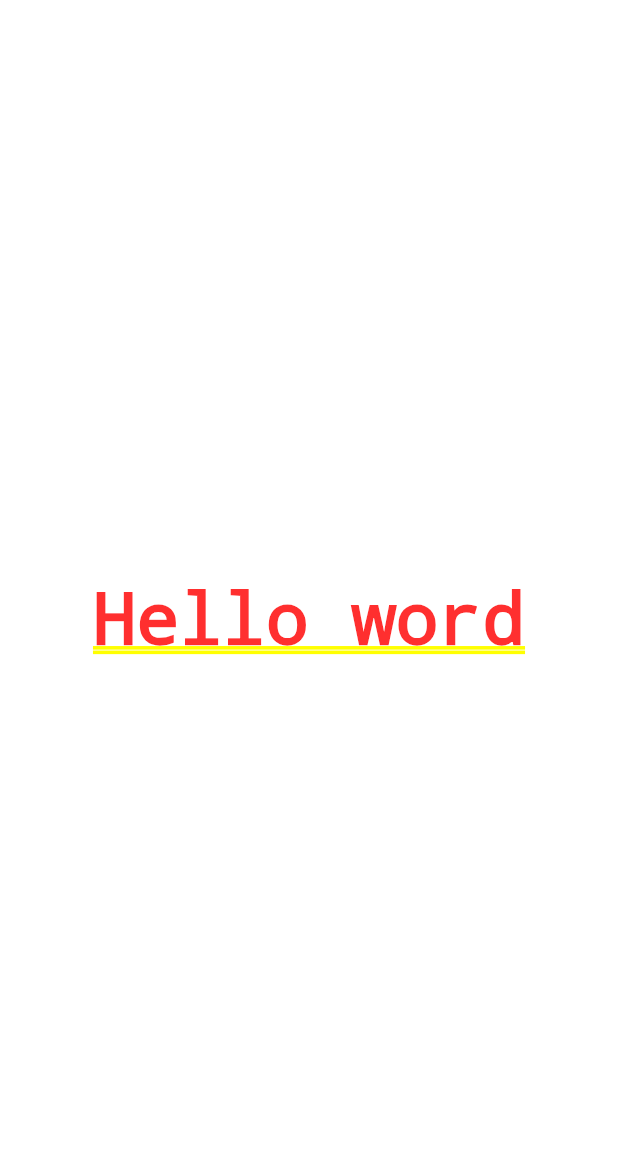
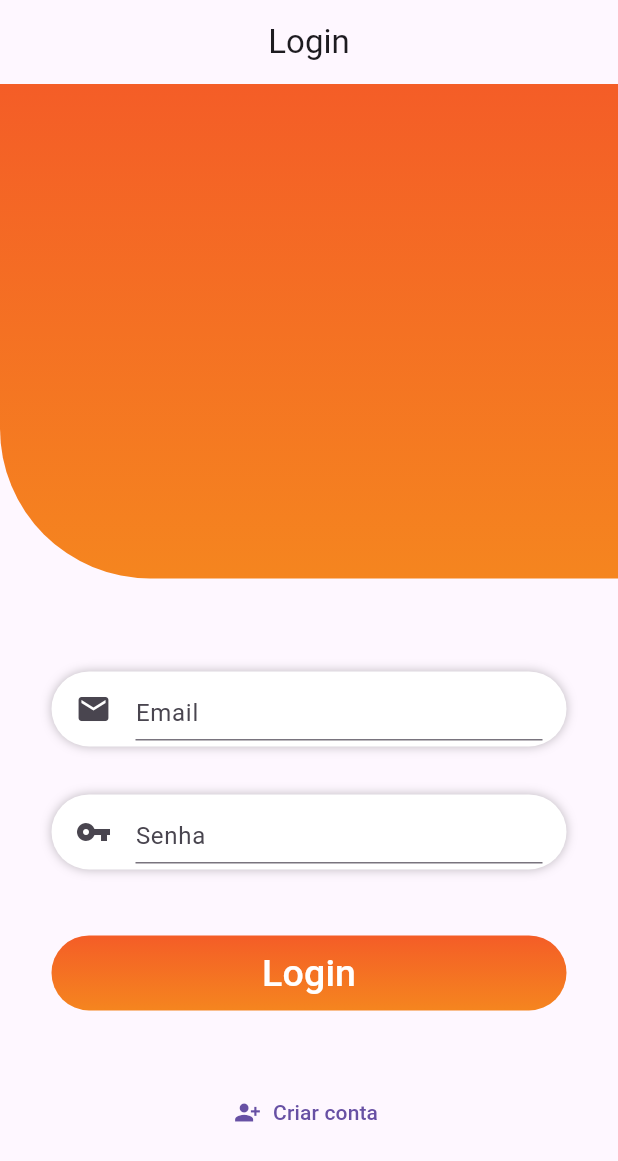
Before and after one commit to ifpr-paranavai/ListTrainning, a Flutter app: the screen it shows after launch, on a phone screen of 412 x 824 dp. Shown: the top 1161 px of the screen. Run offline on Flutter 3.47's test engine with Material 2 defaults, Android fonts, the phone set to English and light mode, and no system bars; our stand-ins replace firebase_auth, firebase_core; missing offline and left inert: dart:html; accounts and stored records are empty.

Commit message:
criando as pages de login com o firebaseauth

```diff
--- a/list_training/lib/main.dart
+++ b/list_training/lib/main.dart
@@ -1,6 +1,7 @@
 import 'package:firebase_core/firebase_core.dart';
 import 'package:flutter/material.dart';
 import 'package:list_training/firebase_options.dart';
+import 'package:list_training/src/view/pages/my_app.dart';
 
 Future<void> main() async {
   WidgetsFlutterBinding.ensureInitialized();
@@ -10,22 +11,3 @@ Future<void> main() async {
   );
   runApp(const MyApp());
 }
-
-class MyApp extends StatelessWidget {
-  const MyApp({super.key});
-
-  @override
-  Widget build(BuildContext context) {
-    return MaterialApp(
-      debugShowCheckedModeBanner: false,
-      title: 'List-Training',
-      theme: ThemeData(
-        primarySwatch: Colors.blue,
-      ),
-      home: Container(
-        alignment: Alignment.center,
-        child: const Text("Hello word"),
-      ),
-    );
-  }
-}
--- a/list_training/lib/src/model/equipamento.dart
+++ b/list_training/lib/src/model/equipamento.dart
@@ -4,5 +4,5 @@ class Equipamento {
   dynamic id;
   late String nome;
   late String desricao;
-  late Blob foto;
+  late String urlExplicacao;
 }
--- a/list_training/lib/src/model/exercicio.dart
+++ b/list_training/lib/src/model/exercicio.dart
@@ -1,9 +1,6 @@
-import 'dart:html';
-
 class Exercicio {
   dynamic id;
   late String nome;
   late String descricao;
-  late Blob foto;
-  late Blob video;
+  late String urlExplicao;
 }
--- a/list_training/lib/src/model/treino.dart
+++ b/list_training/lib/src/model/treino.dart
@@ -1,11 +1,12 @@
 import 'dart:html';
 
 import 'package:list_training/src/model/ficha_treino.dart';
+import 'package:list_training/src/model/itens_treino.dart';
 
 class Treino {
   dynamic id;
   late DateTime dataCadastro;
   late int validade;
-  late Blob obsaervacoes;
   late FichaTreino fichaTreino;
+  late ItensTreino itensTreino;
 }
--- /dev/null
+++ b/list_training/lib/src/view/components/button_entrar.dart
@@ -0,0 +1,53 @@
+import 'package:flutter/material.dart';
+import 'package:flutter/src/foundation/key.dart';
+import 'package:flutter/src/widgets/container.dart';
+import 'package:flutter/src/widgets/framework.dart';
+
+class ButtonEntrar extends StatelessWidget {
+  ButtonEntrar(
+      {Key? key,
+      required this.icone,
+      required this.rotulo,
+      required this.cor,
+      required this.borda,
+      required this.acao})
+      : super(key: key);
+
+  Icon icone;
+  String rotulo;
+  Color cor;
+  OutlinedBorder borda;
+  VoidCallback acao;
+
+  @override
+  Widget build(BuildContext context) {
+    return Container(
+      width: MediaQuery.of(context).size.width / 1.2,
+      height: 50,
+      decoration: const BoxDecoration(
+          gradient: LinearGradient(
+            colors: [
+              Color(0xfff45d27),
+              Color(0xFFf5851f),
+            ],
+            begin: Alignment.topCenter,
+            end: Alignment.bottomCenter,
+          ),
+          borderRadius: BorderRadius.all(Radius.circular(50))),
+      child: SizedBox.expand(
+        child: TextButton(
+          onPressed: acao,
+          child: Row(
+            mainAxisAlignment: MainAxisAlignment.center,
+            children: [
+              Text(
+                rotulo,
+                style: const TextStyle(fontSize: 25, color: Colors.white),
+              ),
+            ],
+          ),
+        ),
+      ),
+    );
+  }
+}
--- /dev/null
+++ b/list_training/lib/src/view/components/campo_text_login.dart
@@ -0,0 +1,57 @@
+import 'package:flutter/material.dart';
+
+class CampoTextoLogin extends StatelessWidget {
+  String rotulo;
+  late TextEditingController controller;
+  Icon icone;
+  TextInputType tipo;
+  String? retornoValidador;
+  bool visibilidade = false;
+
+  CampoTextoLogin(
+      {Key? key,
+      required this.icone,
+      required this.visibilidade,
+      required this.rotulo,
+      required this.tipo,
+      required this.controller,
+      required this.retornoValidador})
+      : super(key: key);
+
+  @override
+  Widget build(BuildContext context) {
+    return Container(
+      height: 50,
+      width: MediaQuery.of(context).size.width / 1.2,
+      padding: const EdgeInsets.only(
+        top: 4,
+        bottom: 4,
+        right: 16,
+        left: 16,
+      ),
+      decoration: BoxDecoration(
+          borderRadius: BorderRadius.circular(50),
+          color: Colors.white,
+          boxShadow: const [
+            BoxShadow(
+              color: Colors.black26,
+              blurRadius: 5,
+            ),
+          ]),
+      child: TextFormField(
+        keyboardType: tipo,
+        controller: controller,
+        decoration: InputDecoration(
+          icon: icone,
+          hintText: rotulo,
+        ),
+        obscureText: visibilidade,
+        validator: (String? value) {
+          if (controller.text == null || controller.text.isEmpty) {
+            return retornoValidador;
+          }
+        },
+      ),
+    );
+  }
+}
--- /dev/null
+++ b/list_training/lib/src/view/pages/login_page.dart
@@ -0,0 +1,146 @@
+import 'package:firebase_core/firebase_core.dart';
+import 'package:flutter/material.dart';
+import 'package:firebase_auth/firebase_auth.dart';
+import 'package:list_training/src/view/components/campo_text_login.dart';
+import 'package:list_training/src/view/pages/cadastro_page.dart';
+
+import '../components/bottom_navigation.dart';
+import '../components/button_entrar.dart';
+
+class LoginPage extends StatefulWidget {
+  const LoginPage({super.key});
+
+  @override
+  State<LoginPage> createState() => _LoginPageState();
+}
+
+class _LoginPageState extends State<LoginPage> {
+  final _emailController = TextEditingController();
+  final _passwordController = TextEditingController();
+  final _firebaseAuth = FirebaseAuth.instance;
+  final formeKey = GlobalKey<FormState>();
+
+  login() async {
+    try {
+      UserCredential userCredential =
+          await _firebaseAuth.signInWithEmailAndPassword(
+              email: _emailController.text, password: _passwordController.text);
+      if (userCredential != null) {
+        Navigator.pushReplacement(
+            context,
+            MaterialPageRoute(
+              builder: (context) => BottomNavigationBarExample(),
+            ));
+      }
+    } on FirebaseAuthException catch (e) {
+      if (e.code == 'user-not-found') {
+        ScaffoldMessenger.of(context).showSnackBar(
+          const SnackBar(
+            content: Text('Usuário não encontrado'),
+            backgroundColor: Colors.redAccent,
+          ),
+        );
+      } else if (e.code == 'wrong-password') {
+        ScaffoldMessenger.of(context).showSnackBar(
+          const SnackBar(
+            content: Text('Senha incorreta'),
+            backgroundColor: Colors.redAccent,
+          ),
+        );
+      }
+    }
+  }
+
+  @override
+  Widget build(BuildContext context) {
+    return Scaffold(
+      appBar: AppBar(
+        centerTitle: true,
+        title: const Text('Login'),
+      ),
+      body: Container(
+        child: Form(
+          key: formeKey,
+          child: ListView(
+            children: <Widget>[
+              Container(
+                width: MediaQuery.of(context).size.width,
+                height: MediaQuery.of(context).size.height / 2.5,
+                decoration: const BoxDecoration(
+                  gradient: LinearGradient(
+                    colors: [
+                      Color(0xfff45d27),
+                      Color(0xFFf5851f),
+                    ],
+                    begin: Alignment.topCenter,
+                    end: Alignment.bottomCenter,
+                  ),
+                  borderRadius: BorderRadius.only(
+                    //bottomRight: Radius.circular(100),
+                    bottomLeft: Radius.circular(100),
+                  ),
+                ),
+                child: const SizedBox(
+                    //child: Image.asset('assets/listLogo.png'),
+                    ),
+              ),
+              Container(
+                height: MediaQuery.of(context).size.height / 2,
+                width: MediaQuery.of(context).size.width,
+                padding: const EdgeInsets.only(top: 62),
+                child: Column(
+                  children: [
+                    CampoTextoLogin(
+                        icone: const Icon(Icons.email),
+                        visibilidade: false,
+                        rotulo: 'Email',
+                        tipo: TextInputType.emailAddress,
+                        controller: _emailController,
+                        retornoValidador: 'Campo obrigatório'),
+                    const SizedBox(
+                      height: 32,
+                    ),
+                    CampoTextoLogin(
+                        icone: const Icon(Icons.vpn_key),
+                        visibilidade: true,
+                        rotulo: 'Senha',
+                        tipo: TextInputType.visiblePassword,
+                        controller: _passwordController,
+                        retornoValidador: 'Campo obrigatório'),
+                    const Spacer(),
+                    ButtonEntrar(
+                      rotulo: 'Login',
+                      icone: const Icon(Icons.arrow_forward_ios_outlined),
+                      cor: Colors.amber,
+                      borda: StadiumBorder(),
+                      acao: () {
+                        login();
+                      },
+                    ),
+                    Spacer(),
+                    TextButton.icon(
+                      onPressed: () {
+                        Navigator.push(
+                          context,
+                          MaterialPageRoute(
+                            builder: (context) => const CadastroPage(),
+                          ),
+                        );
+                      },
+                      icon: const Icon(Icons.person_add_alt_1),
+                      label: const Text('Criar conta'),
+                    ),
+                    const SizedBox(
+                      height: 32,
+                    ),
+                  ],
+                ),
+              ),
+            ],
+          ),
+        ),
+      ),
+      // This trailing comma makes auto-formatting nicer for build methods.
+    );
+  }
+}
--- /dev/null
+++ b/list_training/lib/src/view/pages/my_app.dart
@@ -0,0 +1,19 @@
+import 'package:flutter/material.dart';
+import 'package:list_training/src/view/pages/check_page.dart';
+
+class MyApp extends StatelessWidget {
+  const MyApp({super.key});
+
+  @override
+  Widget build(BuildContext context) {
+    return MaterialApp(
+      debugShowCheckedModeBanner: false,
+      title: 'Start Training',
+      theme: ThemeData(
+        primarySwatch: Colors.deepPurple,
+        useMaterial3: true,
+      ),
+      home: const CheckPage(),
+    );
+  }
+}
--- a/list_training/pubspec.yaml
+++ b/list_training/pubspec.yaml
@@ -36,6 +36,7 @@ dependencies:
   # Use with the CupertinoIcons class for iOS style icons.
   cupertino_icons: ^1.0.2
   firebase_core: ^2.9.0
+  firebase_auth: ^4.6.3
 
 dev_dependencies:
   flutter_test:
```
Also changed, not shown: list_training/lib/src/model/itens_treino.dart (+4 -3 lines), list_training/lib/src/view/components/bottom_navigation.dart (added, +93 -0 lines), list_training/lib/src/view/components/button.dart (added, +36 -0 lines), list_training/lib/src/view/components/campo_input.dart (added, +42 -0 lines), list_training/lib/src/view/pages/cadastro_page.dart (added, +86 -0 lines), list_training/lib/src/view/pages/check_page.dart (added, +47 -0 lines), list_training/pubspec.lock, 6 other files.
